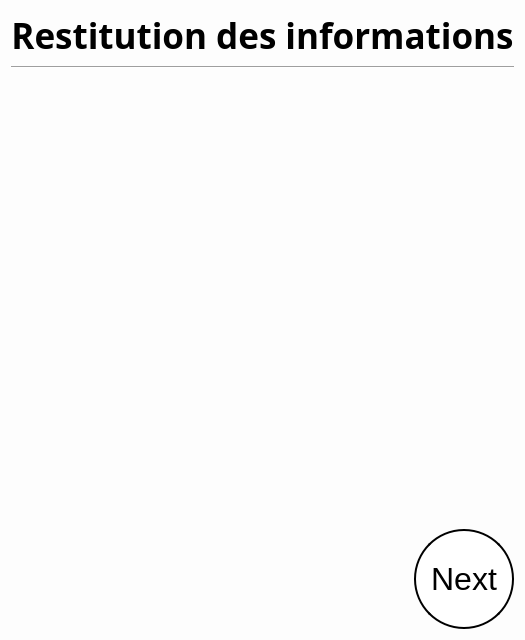
The window that SporzOBC-WAL/code/resources/Phases/Night/Psychologist/result.ui (Eben-Epi/SporzOBC) describes before a commit, drawn with Qt 5.
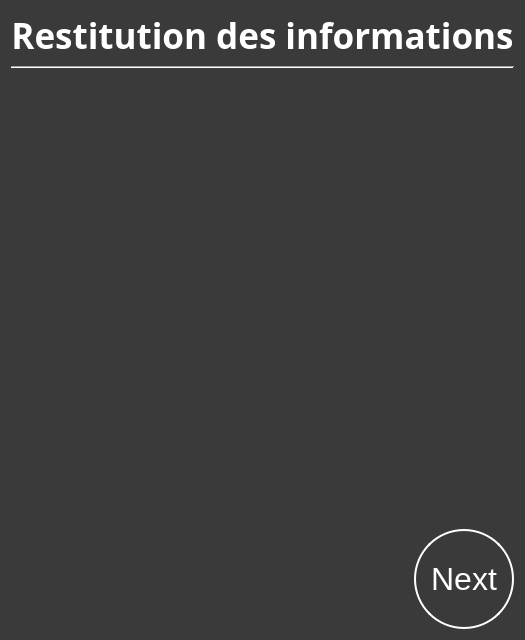
The same window after the commit.

Commit message: UPD Night Phases are displayed with dark background UPD Mutant Turn and Evening Bed Time View ADD useful fetch infos from game logic methods

Patch:
```diff
--- a/SporzOBC-WAL/code/resources/Phases/Night/Psychologist/result.ui
+++ b/SporzOBC-WAL/code/resources/Phases/Night/Psychologist/result.ui
@@ -15,14 +15,19 @@
   </property>
   <property name="styleSheet">
    <string notr="true">#PsychologistResult {
-    background-color: rgb(253, 253, 253);
+    background-color: rgb(58, 58, 58);;
     }
 
+QLabel {
+	color:white;
+}
+
 QPushButton  {
-    border: 2px solid black;
-    background-color: white;
+    border: 2px solid white;
+    background-color: rgb(58, 58, 58);
     padding: 10px 10px;
     font-size: 32px;
+	color:white;
     border-radius: 50px;
 }</string>
   </property>
```
The commit also changes 37 other files.
